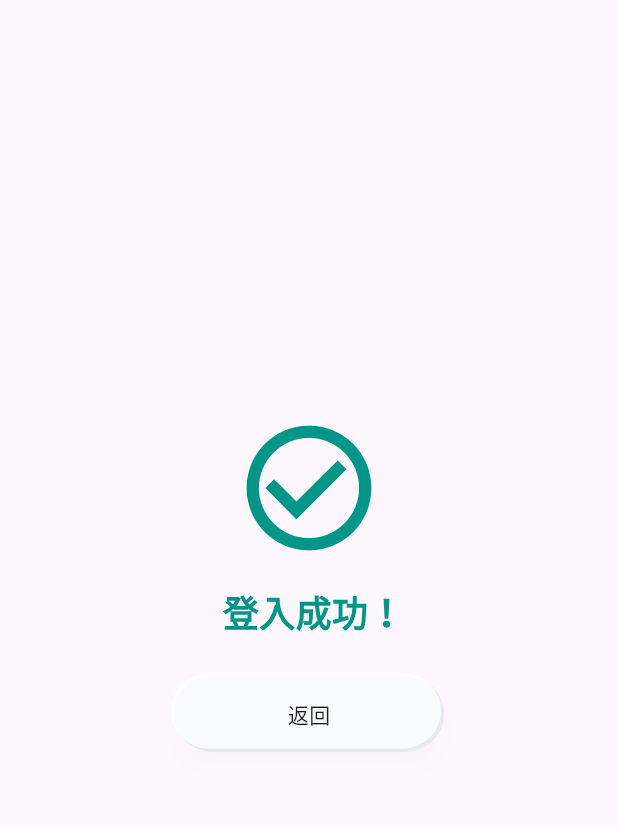
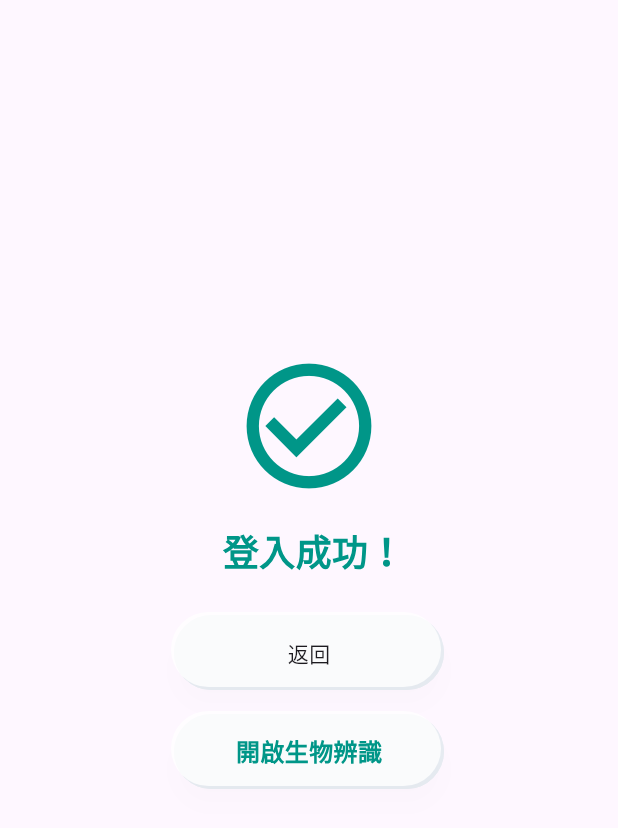
Before and after one commit to Steven-Tang-rong/encrypt_bio_demo, a Flutter app: the SuccessPage screen opened directly, on a phone screen of 412 x 824 dp. Shown: the top 828 px of the screen. Run offline on Flutter 3.47's test engine with Material 3 defaults, Android fonts, the phone set to English and light mode, and no system bars; our stand-ins replace device_info_plus, flutter_easyloading, local_auth, shared_preferences; missing offline and left inert: app_settings; accounts and stored records are empty.

Commit message:
1. add  android USE_BIOMETRIC permission 2. Replace FlutterActivity with FlutterFragmentActivity in MainActivity 3. add bio service to success page

```diff
--- a/lib/services/biometric_service.dart
+++ b/lib/services/biometric_service.dart
@@ -19,9 +19,11 @@ class BiometricService {
   static const String _biometricEnableKey = 'BIOMETRIC_ENABLE';
   static const String switchQuickLoginKey = 'SWITCH_QUICK_LOGIN_KEY';
 
+
   Future<bool> biometricEnabled() async {
     final prefs = await SharedPreferences.getInstance();
     bool inEnabled = prefs.getBool(_biometricEnableKey) ?? false;
+    print('ST - inEnabled = $inEnabled ');
 
     return inEnabled;
   }
@@ -41,8 +43,10 @@ class BiometricService {
   Future<bool> openBiometrics() async {
     try {
       final bool authenticated = await authenticate();
+      print('ST - openBiometrics $authenticated');
       if (!authenticated) return false;
 
+      print('ST - openBiometrics TRUE');
       final prefs = await SharedPreferences.getInstance();
       await prefs.setBool(_biometricEnableKey, true);
 
--- a/lib/success_page.dart
+++ b/lib/success_page.dart
@@ -1,12 +1,49 @@
 import 'package:encrypt_bio_demo/right_to_left_page_route.dart';
+import 'package:encrypt_bio_demo/services/biometric_service.dart';
 import 'package:flutter/cupertino.dart';
 import 'package:flutter/material.dart';
 
 import 'login_page.dart';
 import 'neumorphic_button.dart';
 
-class SuccessPage extends StatelessWidget {
-  const SuccessPage({super.key});
+class SuccessPage extends StatefulWidget {
+  @override
+  State<SuccessPage> createState() => _SuccessPageState();
+}
+
+class _SuccessPageState extends State<SuccessPage> {
+  final _biometricService = BiometricService();
+
+  bool _isBiometricEnable = false;
+
+  Future<void> _initBiometricState() async {
+    bool isEnabled = await _biometricService.biometricEnabled();
+
+    setState(() {
+      _isBiometricEnable = isEnabled;
+    });
+  }
+
+  Future<void> _enableBiometricState() async {
+    _isBiometricEnable = await _biometricService.openBiometrics();
+  }
+
+  Future<void> _disableBiometricState() async {
+    _isBiometricEnable = await _biometricService.disableBiometrics();
+  }
+
+  @override
+  void initState() {
+    super.initState();
+
+    _initBiometricState();
+    initBio();
+  }
+
+  Future<void> initBio() async {
+    await Future.delayed(Duration(microseconds: 1000));
+    print('ST - _isBiometricEnable = $_isBiometricEnable ');
+  }
 
   @override
   Widget build(BuildContext context) {
@@ -37,6 +74,33 @@ class SuccessPage extends StatelessWidget {
                 onPressed: () {
                   Navigator.pop(context);
                 },
+              ),
+              Padding(
+                padding: const EdgeInsets.all(16.0),
+                child: NeumorphicButton(
+                  child: _isBiometricEnable == false
+                      ? const Text(
+                          "開啟生物辨識",
+                          style: TextStyle(
+                              fontSize: 16,
+                              color: Colors.teal,
+                              fontWeight: FontWeight.bold),
+                        )
+                      : const Text(
+                          "關閉生物辨識",
+                          style: TextStyle(
+                              fontSize: 16,
+                              color: Colors.red,
+                              fontWeight: FontWeight.bold),
+                        ),
+                  onPressed: () {
+                    if (_isBiometricEnable!) {
+                      _disableBiometricState();
+                    } else {
+                      _enableBiometricState();
+                    }
+                  },
+                ),
               )
             ],
           ),
```
Also changed, not shown: lib/login_page.dart (+108 -40 lines), lib/login_view_model.dart (+14 -2 lines), 3 other files.
